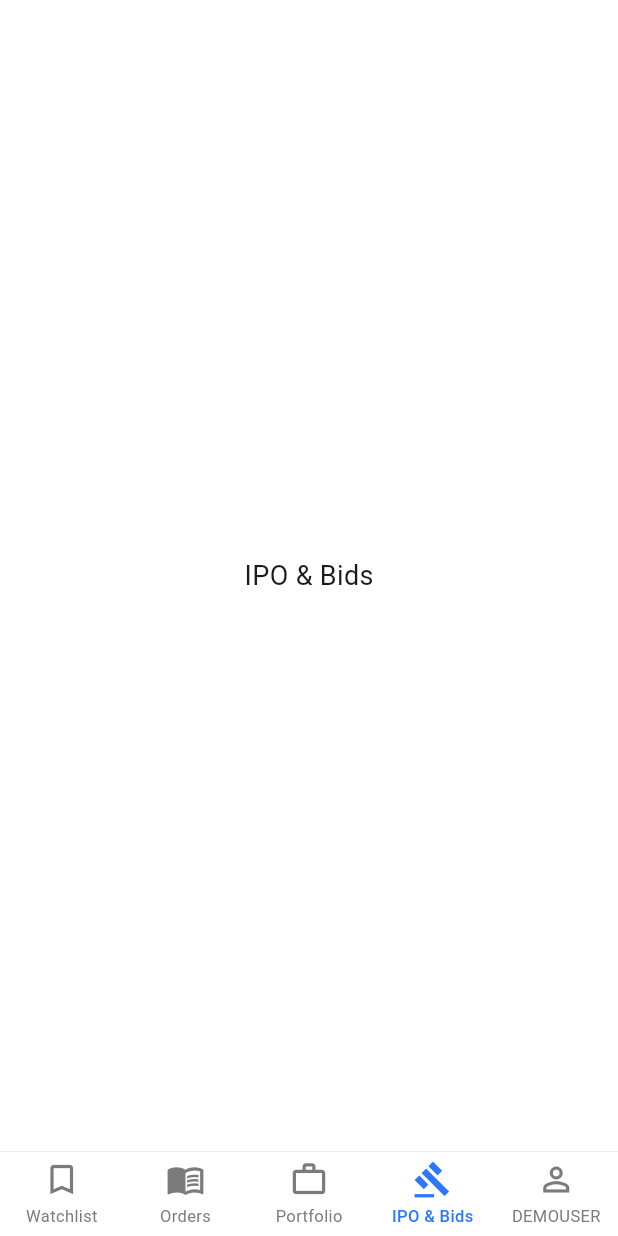
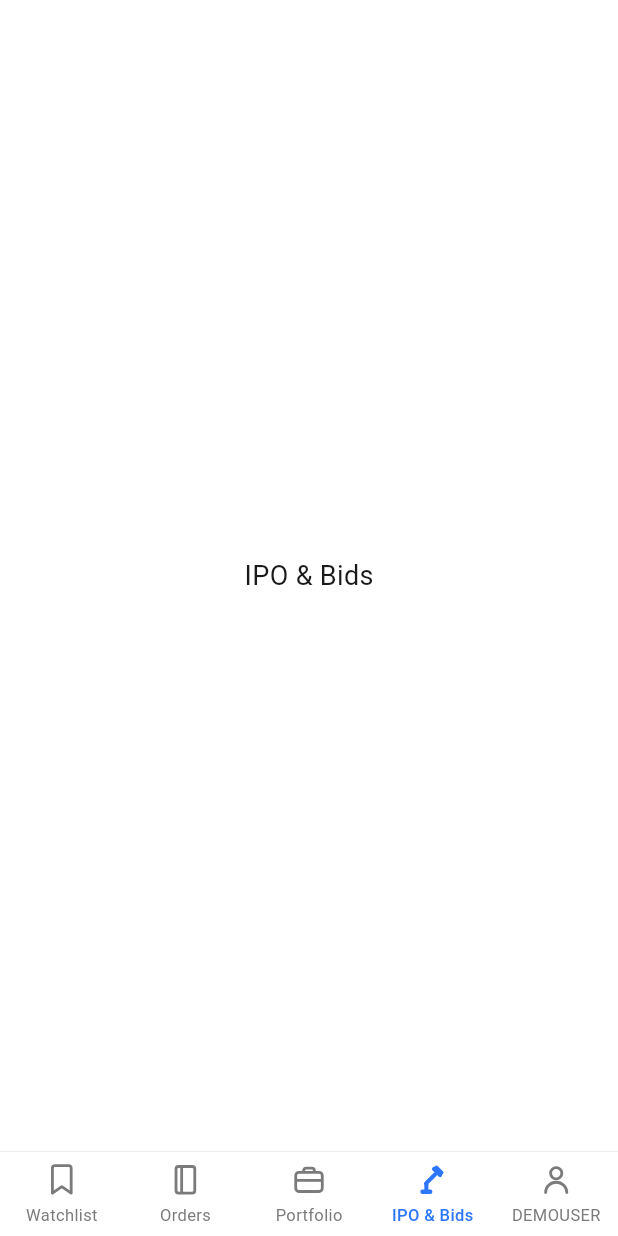
Before and after one commit to Writerw/stock-trading-ui, a Flutter app: the screen it shows after launch, item 4 of the bottom bar chosen, on a phone screen of 412 x 824 dp. Run offline on Flutter 3.47's test engine with Material 3 defaults, Android fonts, the phone set to English and light mode, and no system bars; our stand-ins replace flutter_svg, google_fonts.

Commit message:
Add custom SVG icons for bottom nav to match Kite shapes
- Add flutter_svg dependency + assets/icons/ with 10 hand-drawn SVGs
- 5 icons (watchlist/orders/portfolio/ipo/profile), outline + filled each
- Outline when inactive (grey), filled when selected (blue) via srcIn colorFilter
- Replaces Material icons with shapes closer to Kite's set

Co-Authored-By: Claude Opus 4.8 <noreply@anthropic.com>
Claude-Session: https://claude.ai/code/session_01TaJjXVjmkRnnBDYEh9LWe4

```diff
--- a/lib/main.dart
+++ b/lib/main.dart
@@ -1,5 +1,6 @@
 import 'package:flutter/material.dart';
 import 'package:flutter/services.dart';
+import 'package:flutter_svg/flutter_svg.dart';
 import 'theme/app_theme.dart';
 import 'screens/watchlist_screen.dart';
 
@@ -36,6 +37,33 @@ class HomeScreen extends StatefulWidget {
 
 class _HomeScreenState extends State<HomeScreen> {
   int _currentIndex = 0;
+
+  static const Color _inactiveColor = Color(0xFF7B7B7B);
+
+  // Builds a nav item using custom SVG icons (outline when inactive, filled when selected)
+  BottomNavigationBarItem _navItem(String name, String label) {
+    return BottomNavigationBarItem(
+      icon: Padding(
+        padding: const EdgeInsets.only(bottom: 3),
+        child: SvgPicture.asset(
+          'assets/icons/${name}_outline.svg',
+          width: 25,
+          height: 25,
+          colorFilter: const ColorFilter.mode(_inactiveColor, BlendMode.srcIn),
+        ),
+      ),
+      activeIcon: Padding(
+        padding: const EdgeInsets.only(bottom: 3),
+        child: SvgPicture.asset(
+          'assets/icons/${name}_filled.svg',
+          width: 25,
+          height: 25,
+          colorFilter: const ColorFilter.mode(AppTheme.blue, BlendMode.srcIn),
+        ),
+      ),
+      label: label,
+    );
+  }
 
   final List<Widget> _screens = [
     const WatchlistScreen(),
@@ -74,67 +102,12 @@ class _HomeScreenState extends State<HomeScreen> {
           selectedFontSize: 11,
           unselectedFontSize: 11,
           selectedLabelStyle: const TextStyle(fontWeight: FontWeight.w500),
-          items: const [
-            // Watchlist — bookmark/flag icon (Kite uses a bookmark ribbon)
-            BottomNavigationBarItem(
-              icon: Padding(
-                padding: EdgeInsets.only(bottom: 3),
-                child: Icon(Icons.bookmark_outline, size: 26),
-              ),
-              activeIcon: Padding(
-                padding: EdgeInsets.only(bottom: 3),
-                child: Icon(Icons.bookmark, size: 26),
-              ),
-              label: 'Watchlist',
-            ),
-            // Orders — book/notebook icon
-            BottomNavigationBarItem(
-              icon: Padding(
-                padding: EdgeInsets.only(bottom: 3),
-                child: Icon(Icons.menu_book_outlined, size: 26),
-              ),
-              activeIcon: Padding(
-                padding: EdgeInsets.only(bottom: 3),
-                child: Icon(Icons.menu_book, size: 26),
-              ),
-              label: 'Orders',
-            ),
-            // Portfolio — briefcase/suitcase icon
-            BottomNavigationBarItem(
-              icon: Padding(
-                padding: EdgeInsets.only(bottom: 3),
-                child: Icon(Icons.work_outline, size: 26),
-              ),
-              activeIcon: Padding(
-                padding: EdgeInsets.only(bottom: 3),
-                child: Icon(Icons.work, size: 26),
-              ),
-              label: 'Portfolio',
-            ),
-            // IPO & Bids — gavel/auction icon
-            BottomNavigationBarItem(
-              icon: Padding(
-                padding: EdgeInsets.only(bottom: 3),
-                child: Icon(Icons.gavel_outlined, size: 26),
-              ),
-              activeIcon: Padding(
-                padding: EdgeInsets.only(bottom: 3),
-                child: Icon(Icons.gavel, size: 26),
-              ),
-              label: 'IPO & Bids',
-            ),
-            // DEMOUSER — person icon
-            BottomNavigationBarItem(
-              icon: Padding(
-                padding: EdgeInsets.only(bottom: 3),
-                child: Icon(Icons.person_outline, size: 26),
-              ),
-              activeIcon: Padding(
-                padding: EdgeInsets.only(bottom: 3),
-                child: Icon(Icons.person, size: 26),
-              ),
-              label: 'DEMOUSER',
-            ),
+          items: [
+            _navItem('watchlist', 'Watchlist'),
+            _navItem('orders', 'Orders'),
+            _navItem('portfolio', 'Portfolio'),
+            _navItem('ipo', 'IPO & Bids'),
+            _navItem('profile', 'DEMOUSER'),
           ],
         ),
       ),
--- a/pubspec.yaml
+++ b/pubspec.yaml
@@ -10,6 +10,7 @@ dependencies:
   flutter:
     sdk: flutter
   google_fonts: ^6.1.0
+  flutter_svg: ^2.0.10+1
 
 dev_dependencies:
   flutter_test:
@@ -18,3 +19,5 @@ dev_dependencies:
 
 flutter:
   uses-material-design: true
+  assets:
+    - assets/icons/
```
Also changed, not shown: assets/icons/ipo_filled.svg (added), assets/icons/ipo_outline.svg (added), assets/icons/orders_filled.svg (added), assets/icons/orders_outline.svg (added), assets/icons/portfolio_filled.svg (added), assets/icons/portfolio_outline.svg (added), assets/icons/profile_filled.svg (added), assets/icons/profile_outline.svg (added), assets/icons/watchlist_filled.svg (added), assets/icons/watchlist_outline.svg (added).
